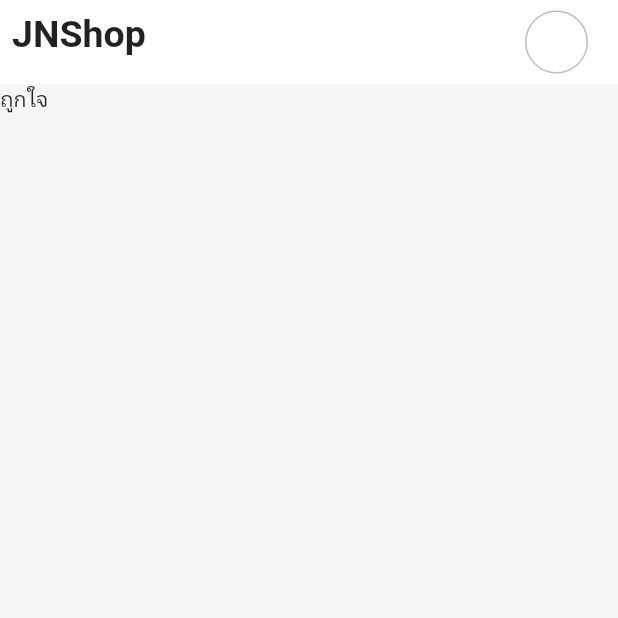
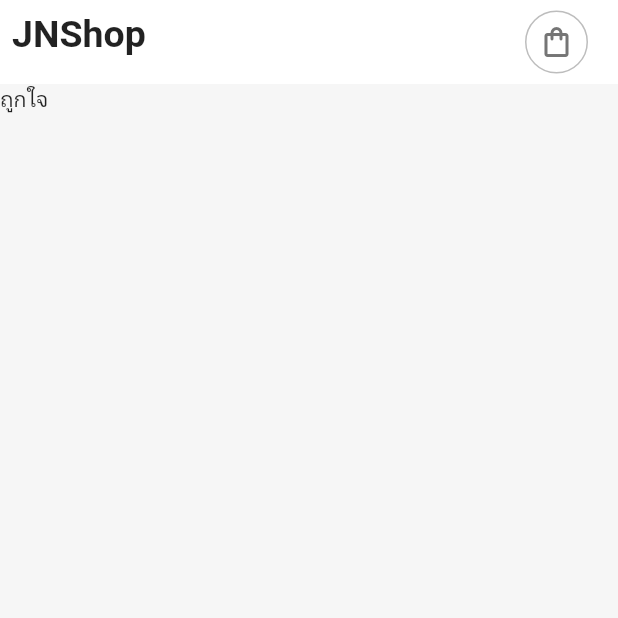
Before and after one commit to PiyanutChaiyamong/jnshop, a Flutter app: the screen it shows after launch, item 2 of the bottom bar chosen, on a phone screen of 412 x 824 dp, the top half of it. Run offline on Flutter 3.47's test engine with Material 3 defaults, Android fonts, the phone set to English and light mode, and no system bars.

Commit message:
เริ่ม Project

```diff
--- a/lib/core/theme/app_appbar.dart
+++ b/lib/core/theme/app_appbar.dart
@@ -8,8 +8,8 @@ class AppAppbar {
     elevation: 0,
     shadowColor: AppColors.primary,
     centerTitle: true,
-    iconTheme: const IconThemeData(
-      color: Colors.white,
+    iconTheme: IconThemeData(
+      color: Colors.grey.shade600,
     ),
     titleTextStyle: const TextStyle(
       color: Colors.white,
```
